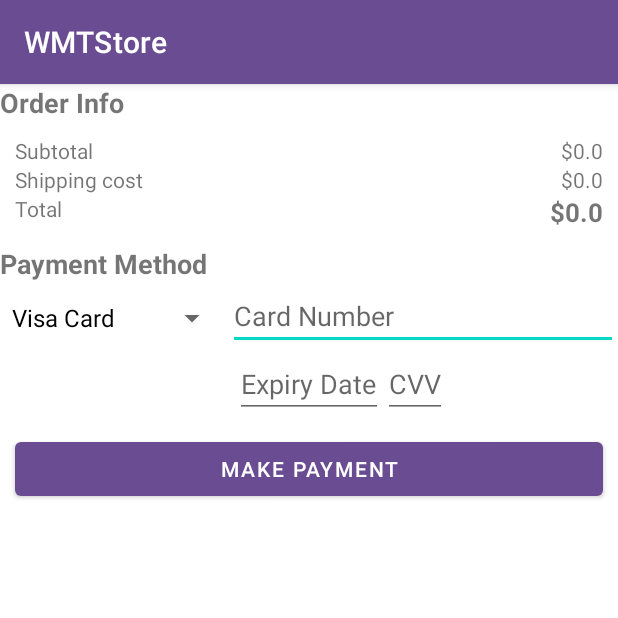
After one commit to FadwaFouad/WMTStore, an Android app: the CheckoutActivity screen opened directly, with no data from a screen before it, on a phone screen of 412 x 824 dp, the top half of it. The commit adds this screen. Run offline under Robolectric (Android 15) with nearby library versions, the phone set to English and light mode, and no system bars.

Commit message:
implement checkout activity

```diff
--- a/app/src/main/AndroidManifest.xml
+++ b/app/src/main/AndroidManifest.xml
@@ -13,7 +13,9 @@
         android:supportsRtl="true"
         android:theme="@style/Theme.WMTStore"
         tools:targetApi="31">
-
+        <activity
+            android:name=".ui.cart.CheckoutActivity"
+            android:exported="false" />
         <activity
             android:name=".MainActivity"
             android:exported="true"
--- a/app/src/main/java/com/example/wmtstore/data/repository/CartRepository.kt
+++ b/app/src/main/java/com/example/wmtstore/data/repository/CartRepository.kt
@@ -44,6 +44,11 @@ object CartRepository {
         return price
     }
 
+    fun clearCart (){
+        selectedProducts.clear()
+        notifyChange()
+    }
+
     fun getSelectedProducts() = selectedProducts.toMap()
     fun getQuantity(product: Product): Int = selectedProducts[product]!!
 
--- a/app/src/main/java/com/example/wmtstore/ui/cart/CartAdapter.kt
+++ b/app/src/main/java/com/example/wmtstore/ui/cart/CartAdapter.kt
@@ -41,10 +41,10 @@ class CartAdapter(val context: Context, val cartViewModel: CartViewModel) :
         }
 
         holder.decreaseQty.setOnClickListener {
-            if (qty > 1)
+            if (qty == 1)
+                holder.decreaseQty.isEnabled = false
+            else
                 cartViewModel.decreaseQuantity(product)
-            else
-                holder.decreaseQty.isEnabled = false
         }
         holder.delete.setOnClickListener {
             cartViewModel.deleteProduct(product)
--- a/app/src/main/java/com/example/wmtstore/ui/cart/CartViewModel.kt
+++ b/app/src/main/java/com/example/wmtstore/ui/cart/CartViewModel.kt
@@ -33,5 +33,6 @@ class CartViewModel : ViewModel() {
 
     fun getCarLiveData() : MutableLiveData<MutableMap<Product, Int>> = CartRepository.cartLiveData
     fun getTotalPrice() = CartRepository.getPrice()
+    fun clearCart() = CartRepository.clearCart()
 
 }
--- /dev/null
+++ b/app/src/main/java/com/example/wmtstore/ui/cart/CheckoutActivity.kt
@@ -0,0 +1,84 @@
+package com.example.wmtstore.ui.cart
+
+import androidx.appcompat.app.AppCompatActivity
+import android.os.Bundle
+import android.widget.ArrayAdapter
+import android.widget.Toast
+import androidx.appcompat.app.AlertDialog
+import androidx.lifecycle.ViewModelProvider
+import com.example.wmtstore.R
+import com.example.wmtstore.databinding.ActivityCheckoutBinding
+
+class CheckoutActivity : AppCompatActivity() {
+    private lateinit var binding: ActivityCheckoutBinding
+    private lateinit var cartViewModel: CartViewModel
+
+    override fun onCreate(savedInstanceState: Bundle?) {
+        super.onCreate(savedInstanceState)
+        // set binding
+        binding = ActivityCheckoutBinding.inflate(layoutInflater)
+        setContentView(binding.root)
+
+        // init view model
+        cartViewModel = ViewModelProvider(this).get(CartViewModel::class.java)
+
+        // Calculate subtotal , shipping cost and total
+        showOrderInfo()
+
+        // setup spinner
+        setupSpinner()
+
+        // show payment and check inputs
+        binding.paymentBtn.setOnClickListener {
+            if (inputIsValid()) {
+                showConfirmationDialog()
+                cartViewModel.clearCart()
+            }
+        }
+    }
+
+    private fun showConfirmationDialog() {
+        AlertDialog.Builder(this)
+            .setView(R.layout.layout_payment_successful)
+            .setNegativeButton("OK") { _, _ ->
+                this@CheckoutActivity.finish()
+            }
+            .show()
+    }
+
+    private fun inputIsValid(): Boolean {
+        val cardNumber = binding.cardNumber.text.toString()
+        val cvv = binding.cvv.text.toString()
+
+        if (cardNumber.length < 13) {
+            Toast.makeText(this, "Invalid Card Number", Toast.LENGTH_LONG).show()
+            return false
+        } else if (cardNumber.length > 15) {
+            Toast.makeText(this, "Invalid Card Number", Toast.LENGTH_LONG).show()
+            return false
+        } else if (cvv.length != 3) {
+            Toast.makeText(this, "Invalid CVV", Toast.LENGTH_LONG).show()
+            return false
+        }
+
+        return true
+    }
+
+    private fun setupSpinner() {
+        val cardTypesList: List<String> = listOf("Visa Card", "Master Card", "PayPal")
+        binding.cardTypes.adapter = ArrayAdapter<String>(
+            this,
+            android.R.layout.simple_spinner_dropdown_item,
+            cardTypesList,
+        )
+    }
+
+    private fun showOrderInfo() {
+        val totalPrice = cartViewModel.getTotalPrice()
+        val shippingPrice = totalPrice * 0.01
+
+        binding.subtotal.text = "$$totalPrice"
+        binding.shippingCost.text = "$$shippingPrice"
+        binding.total.text = "$${totalPrice + shippingPrice}"
+    }
+}
--- a/app/src/main/java/com/example/wmtstore/ui/productsDetails/ProductDetailsFragment.kt
+++ b/app/src/main/java/com/example/wmtstore/ui/productsDetails/ProductDetailsFragment.kt
@@ -45,10 +45,10 @@ class ProductDetailsFragment(val product: Product) : BottomSheetDialogFragment()
             productsDetailsViewModel.saveToCart(product)
             // alert user with it has added
             Toast.makeText(requireContext(), "Save to Cart", Toast.LENGTH_LONG).show()
+            // close bottom sheet
+            this.dismiss()
         }
-
 
     }
 
-
 }
--- /dev/null
+++ b/app/src/main/res/drawable/ic_baseline_check_circle_24.xml
@@ -0,0 +1,5 @@
+<vector android:height="24dp" android:tint="#2F941F"
+    android:viewportHeight="24" android:viewportWidth="24"
+    android:width="24dp" xmlns:android="http://schemas.android.com/apk/res/android">
+    <path android:fillColor="@android:color/white" android:pathData="M12,2C6.48,2 2,6.48 2,12s4.48,10 10,10 10,-4.48 10,-10S17.52,2 12,2zM10,17l-5,-5 1.41,-1.41L10,14.17l7.59,-7.59L19,8l-9,9z"/>
+</vector>
--- /dev/null
+++ b/app/src/main/res/layout/activity_checkout.xml
@@ -0,0 +1,115 @@
+<?xml version="1.0" encoding="utf-8"?>
+<LinearLayout xmlns:android="http://schemas.android.com/apk/res/android"
+    xmlns:app="http://schemas.android.com/apk/res-auto"
+    xmlns:tools="http://schemas.android.com/tools"
+    android:layout_width="match_parent"
+    android:layout_height="match_parent"
+    android:orientation="vertical"
+    android:layout_margin="5dp"
+    tools:context=".ui.cart.CheckoutActivity">
+    <TextView
+        android:layout_width="match_parent"
+        android:layout_height="wrap_content"
+        android:text="Order Info"
+        android:textSize="18dp"
+        android:textStyle="bold"/>
+    <androidx.constraintlayout.widget.ConstraintLayout
+        android:layout_width="match_parent"
+        android:layout_height="wrap_content"
+        android:padding="10dp">
+        <TextView
+            android:id="@+id/total_txt"
+            android:layout_width="wrap_content"
+            android:layout_height="wrap_content"
+            android:text="Subtotal"
+            app:layout_constraintTop_toTopOf="parent"
+            app:layout_constraintStart_toStartOf="parent"/>
+        <TextView
+            android:id="@+id/ship_txt"
+            android:layout_width="wrap_content"
+            android:layout_height="wrap_content"
+            android:text="Shipping cost"
+            app:layout_constraintTop_toBottomOf="@id/total_txt"
+            app:layout_constraintStart_toStartOf="parent"/>
+        <TextView
+            android:layout_width="wrap_content"
+            android:layout_height="wrap_content"
+            android:text="Total"
+            app:layout_constraintTop_toBottomOf="@id/ship_txt"
+            app:layout_constraintStart_toStartOf="parent"/>
+
+        <TextView
+            android:id="@+id/subtotal"
+            android:layout_width="wrap_content"
+            android:layout_height="wrap_content"
+            android:text="$800.50"
+            app:layout_constraintTop_toTopOf="parent"
+            app:layout_constraintEnd_toEndOf="parent"/>
+        <TextView
+            android:id="@+id/shipping_cost"
+            android:layout_width="0dp"
+            android:layout_height="wrap_content"
+            android:text="$1.20"
+            app:layout_constraintTop_toBottomOf="@id/subtotal"
+            app:layout_constraintEnd_toEndOf="parent"/>
+        <TextView
+            android:id="@+id/total"
+            android:layout_width="wrap_content"
+            android:layout_height="wrap_content"
+            android:text="$1200.60"
+            android:textStyle="bold"
+            android:textSize="17dp"
+            app:layout_constraintTop_toBottomOf="@id/shipping_cost"
+            app:layout_constraintEnd_toEndOf="parent"/>
+    </androidx.constraintlayout.widget.ConstraintLayout>
+
+    <TextView
+        android:layout_width="match_parent"
+        android:layout_height="wrap_content"
+        android:text="Payment Method"
+        android:textSize="18dp"
+        android:textStyle="bold"/>
+    <androidx.constraintlayout.widget.ConstraintLayout
+        android:layout_width="match_parent"
+        android:layout_height="wrap_content">
+        <Spinner
+            android:id="@+id/card_types"
+            android:layout_width="0dp"
+            android:layout_height="wrap_content"
+            app:layout_constraintTop_toTopOf="parent"
+            app:layout_constraintStart_toStartOf="parent"/>
+        <EditText
+            android:id="@+id/card_number"
+            android:layout_width="0dp"
+            android:layout_height="wrap_content"
+            app:layout_constraintStart_toEndOf="@id/card_types"
+            app:layout_constraintTop_toTopOf="parent"
+            app:layout_constraintEnd_toEndOf="parent"
+            android:hint="Card Number"
+            android:inputType="number"/>
+        <EditText
+            android:id="@+id/expire_date"
+            android:layout_width="wrap_content"
+            android:layout_height="wrap_content"
+            app:layout_constraintTop_toBottomOf="@id/card_number"
+            app:layout_constraintStart_toStartOf="parent"
+            app:layout_constraintEnd_toEndOf="parent"
+            android:hint="Expiry Date"
+            android:inputType="date" />
+        <EditText
+            android:id="@+id/cvv"
+            android:layout_width="wrap_content"
+            android:layout_height="wrap_content"
+            app:layout_constraintTop_toBottomOf="@id/card_number"
+            app:layout_constraintStart_toEndOf="@id/expire_date"
+            android:hint="CVV"
+            android:inputType="number" />
+    </androidx.constraintlayout.widget.ConstraintLayout>
+
+    <com.google.android.material.button.MaterialButton
+        android:id="@+id/payment_btn"
+        android:layout_width="match_parent"
+        android:layout_height="wrap_content"
+        android:layout_margin="10dp"
+        android:text="Make Payment"/>
+</LinearLayout>
--- a/app/src/main/res/values/colors.xml
+++ b/app/src/main/res/values/colors.xml
@@ -7,4 +7,5 @@
     <color name="teal_700">#FF018786</color>
     <color name="black">#FF000000</color>
     <color name="white">#FFFFFFFF</color>
+    <color name="green">#36A33A</color>
 </resources>
```
Also changed, not shown: app/src/main/java/com/example/wmtstore/ui/cart/CartFragment.kt (+17 -7 lines), app/src/main/res/layout/layout_payment_successful.xml (added, +20 -0 lines).
